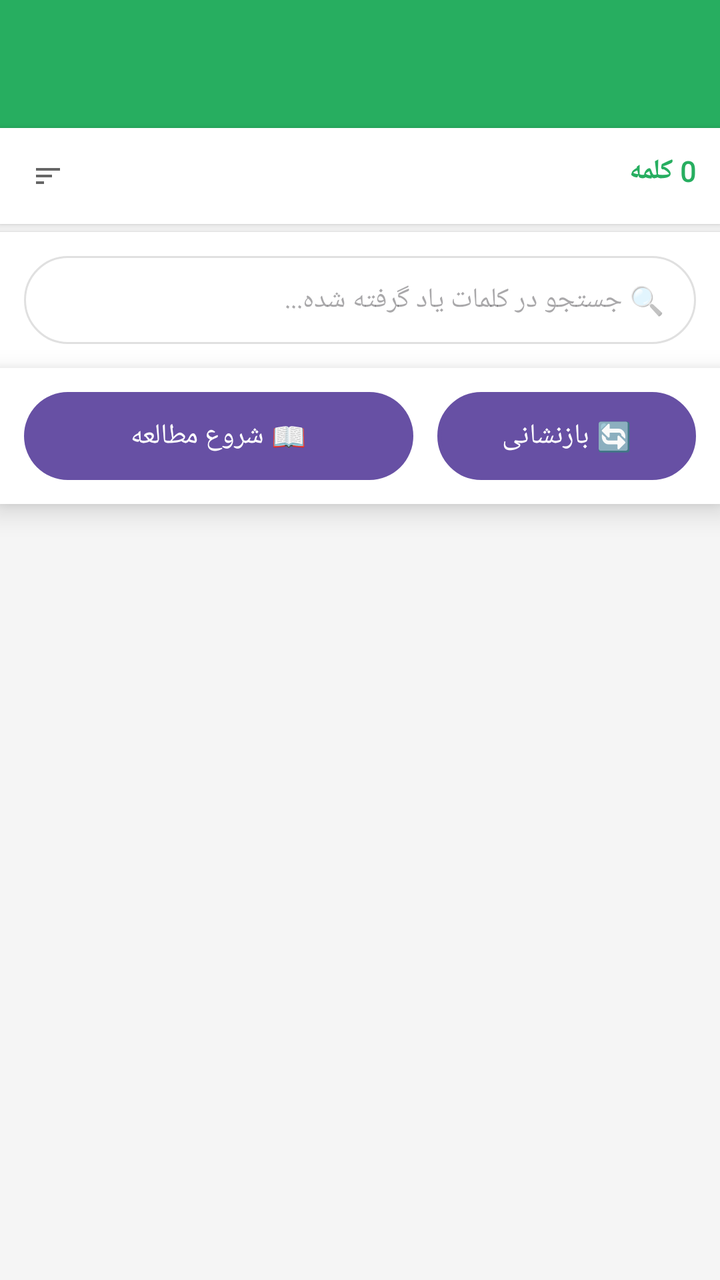
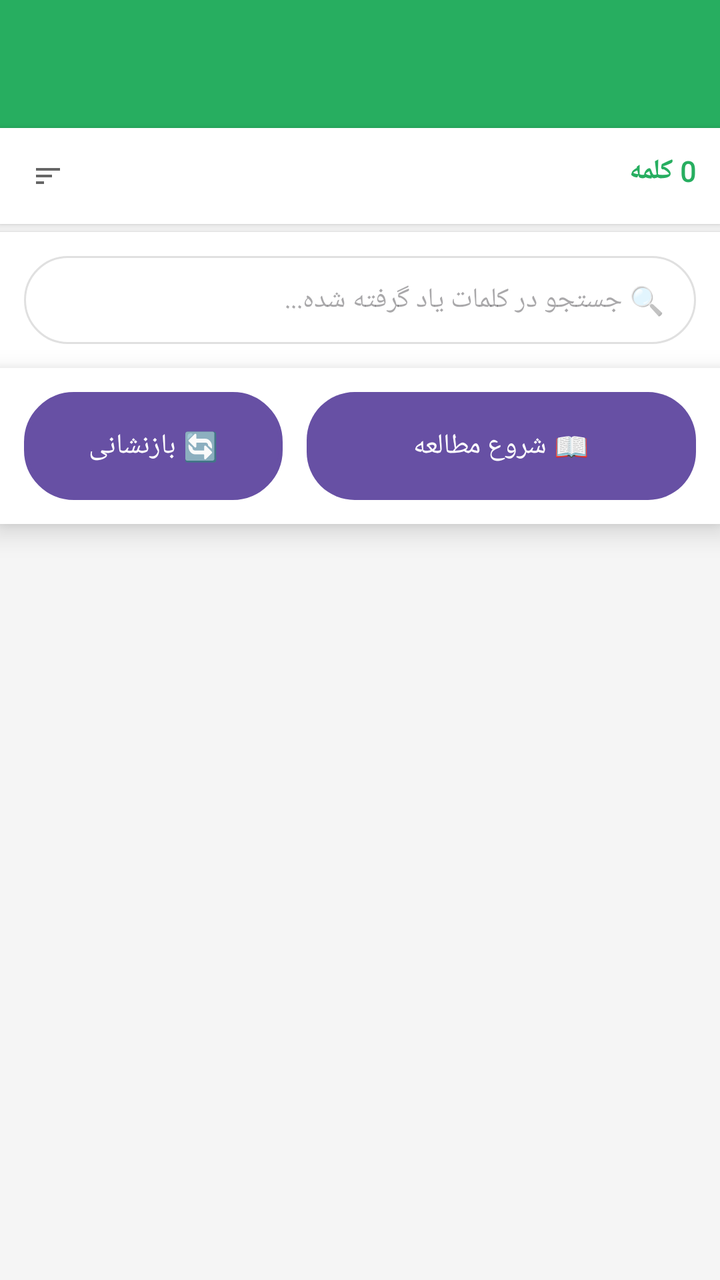

The first picture is an Android layout as it rendered before a commit; the second is the same layout after the commit. The layout source and the unified diff follow.
<!-- AndroidManifest.xml: application theme Theme.VisualDictionaryWizard -->
<!-- res/layout/activity_mastered_words.xml -->
<?xml version="1.0" encoding="utf-8"?>
<LinearLayout xmlns:android="http://schemas.android.com/apk/res/android"
    xmlns:app="http://schemas.android.com/apk/res-auto"
    android:layout_width="match_parent"
    android:layout_height="match_parent"
    android:orientation="vertical"
    android:layoutDirection="rtl"
    android:background="#f5f5f5">

    <androidx.appcompat.widget.Toolbar
        android:id="@+id/toolbar"
        android:layout_width="match_parent"
        android:layout_height="?attr/actionBarSize"
        android:background="#27AE60"
        android:theme="@style/ThemeOverlay.AppCompat.Dark.ActionBar" />

    
    <LinearLayout
        android:id="@+id/statsLayout"
        android:layout_width="match_parent"
        android:layout_height="wrap_content"
        android:orientation="horizontal"
        android:padding="12dp"
        android:background="#FFFFFF"
        android:elevation="2dp">

        <TextView
            android:fontFamily="@font/yekan"
            android:id="@+id/statsText"
            android:layout_width="0dp"
            android:layout_height="wrap_content"
            android:layout_weight="1"
            android:text="0 کلمه"
            android:textSize="14sp"
            android:textColor="#27AE60"
            android:textStyle="bold" />

        <ImageView
            android:id="@+id/sortButton"
            android:layout_width="24dp"
            android:layout_height="24dp"
            android:src="@drawable/ic_sort"
            android:padding="4dp"
            android:background="?attr/selectableItemBackgroundBorderless" />

    </LinearLayout>

    
    <LinearLayout
        android:layout_width="match_parent"
        android:layout_height="wrap_content"
        android:orientation="horizontal"
        android:padding="12dp"
        android:background="#FFFFFF"
        android:elevation="2dp"
        android:layout_marginTop="4dp">

        <EditText
            android:id="@+id/searchEditText"
            android:layout_width="0dp"
            android:layout_height="44dp"
            android:layout_weight="1"
            android:hint="🔍 جستجو در کلمات یاد گرفته شده..."
            android:inputType="text"
            android:background="@drawable/search_background"
            android:paddingStart="16dp"
            android:paddingEnd="16dp"
            android:textSize="14sp" />

        <ImageView
            android:id="@+id/clearButton"
            android:layout_width="44dp"
            android:layout_height="44dp"
            android:src="@drawable/ic_clear"
            android:padding="12dp"
            android:visibility="gone"
            android:background="?attr/selectableItemBackgroundBorderless" />

    </LinearLayout>

    
    <androidx.recyclerview.widget.RecyclerView
        android:id="@+id/recyclerView"
        android:layout_width="match_parent"
        android:layout_height="0dp"
        android:layout_weight="1"
        android:padding="8dp"
        android:clipToPadding="false"
        android:visibility="gone" />

    
    <ScrollView
        android:layout_width="match_parent"
        android:layout_height="match_parent"
        android:visibility="gone"
        android:fillViewport="true">

        <LinearLayout
            android:layout_width="match_parent"
            android:layout_height="wrap_content"
            android:orientation="vertical"
            android:gravity="center"
            android:padding="32dp"
            android:layout_gravity="center">

            <TextView
            android:fontFamily="@font/yekan"
                android:layout_width="wrap_content"
                android:layout_height="wrap_content"
                android:text="🎯"
                android:textSize="64dp" />

            <TextView
            android:fontFamily="@font/yekan"
                android:layout_width="wrap_content"
                android:layout_height="wrap_content"
                android:id="@+id/emptyView"
                android:text="هنوز کلمه‌ای یاد نگرفته‌اید"
                android:textSize="18sp"
                android:textColor="#666"
                android:textStyle="bold"
                android:layout_marginTop="16dp"
                android:gravity="center" />

            <TextView
            android:fontFamily="@font/yekan"
                android:layout_width="wrap_content"
                android:layout_height="wrap_content"
                android:text="در جلسه مطالعه، روی دکمه سبز ✅ بزنید"
                android:textSize="14sp"
                android:textColor="#999"
                android:layout_marginTop="8dp"
                android:gravity="center" />

        </LinearLayout>

    </ScrollView>

    
    <LinearLayout
        android:layout_width="match_parent"
        android:layout_height="wrap_content"
        android:orientation="horizontal"
        android:padding="12dp"
        android:background="#FFFFFF"
        android:elevation="8dp">

        <Button
            android:id="@+id/resetButton"
            android:layout_width="0dp"
            android:layout_height="44dp"
            android:layout_weight="1"
            android:text="🔄 بازنشانی"
            android:background="@drawable/button_outline_danger"
            android:textColor="#ffffff"
            android:layout_marginEnd="6dp" />

        <Button
            android:id="@+id/studyButton"
            android:layout_width="0dp"
            android:layout_height="44dp"
            android:layout_weight="1.5"
            android:text="📖 شروع مطالعه"
            android:background="@drawable/button_primary"
            android:textColor="#FFFFFF"
            android:layout_marginStart="6dp" />

    </LinearLayout>

    <ProgressBar
        android:id="@+id/progressBar"
        android:layout_width="wrap_content"
        android:layout_height="wrap_content"
        android:layout_gravity="center"
        android:visibility="gone" />

</LinearLayout>
<!-- resources referenced by this layout -->
<resources>
  <!-- drawable button_outline_danger (drawable) -->
  <?xml version="1.0" encoding="utf-8"?>
  <shape xmlns:android="http://schemas.android.com/apk/res/android">
  
      <solid android:color="#FFFFFF" />
  
      <stroke
          android:width="2dp"
          android:color="#E74C3C" />
  
      <corners android:radius="24dp" />
  
      <padding
          android:left="16dp"
          android:top="12dp"
          android:right="16dp"
          android:bottom="12dp" />
  
  </shape>
  <!-- drawable button_primary (drawable) -->
  <?xml version="1.0" encoding="utf-8"?>
  <shape xmlns:android="http://schemas.android.com/apk/res/android">
      <solid android:color="#3498db"/>
      <corners android:radius="24dp"/>
  </shape>
  <!-- drawable ic_clear (drawable) -->
  <vector xmlns:android="http://schemas.android.com/apk/res/android"
      android:width="24dp"
      android:height="24dp"
      android:viewportWidth="24"
      android:viewportHeight="24">
  
      <path
          android:fillColor="#999999"
          android:pathData="M19,6.41L17.59,5 12,10.59 6.41,5 5,6.41 10.59,12 5,17.59 6.41,19 12,13.41 17.59,19 19,17.59 13.41,12z"/>
  
  </vector>
  <!-- drawable ic_sort (drawable) -->
  <vector xmlns:android="http://schemas.android.com/apk/res/android"
      android:width="24dp"
      android:height="24dp"
      android:viewportWidth="24"
      android:viewportHeight="24">
  
      <path
          android:fillColor="#666666"
          android:pathData="M3,18h6v-2H3v2zM3,6v2h18V6H3zm0,7h12v-2H3v2z"/>
  
  </vector>
  <!-- drawable search_background (drawable) -->
  <?xml version="1.0" encoding="utf-8"?>
  <shape xmlns:android="http://schemas.android.com/apk/res/android">
  
      <solid android:color="#FFFFFF" />
  
      <stroke
          android:width="1dp"
          android:color="#E0E0E0" />
  
      <corners android:radius="30dp" />
  
  </shape>
  <style name="Theme.VisualDictionaryWizard" parent="Base.Theme.VisualDictionaryWizard" />
  <style name="Base.Theme.VisualDictionaryWizard" parent="Theme.Material3.DayNight.NoActionBar">
          
          
      </style>
</resources>

<!-- the commit's change to res/layout/activity_mastered_words.xml (unified diff, before → after) -->
@@ -142,13 +142,15 @@
         android:layout_height="wrap_content"
         android:orientation="horizontal"
         android:padding="12dp"
+        android:layoutDirection="ltr"
         android:background="#FFFFFF"
         android:elevation="8dp">
+
 
         <Button
             android:id="@+id/resetButton"
             android:layout_width="0dp"
-            android:layout_height="44dp"
+            android:layout_height="54dp"
             android:layout_weight="1"
             android:text="🔄 بازنشانی"
             android:background="@drawable/button_outline_danger"
@@ -158,7 +160,7 @@
         <Button
             android:id="@+id/studyButton"
             android:layout_width="0dp"
-            android:layout_height="44dp"
+            android:layout_height="54dp"
             android:layout_weight="1.5"
             android:text="📖 شروع مطالعه"
             android:background="@drawable/button_primary"
